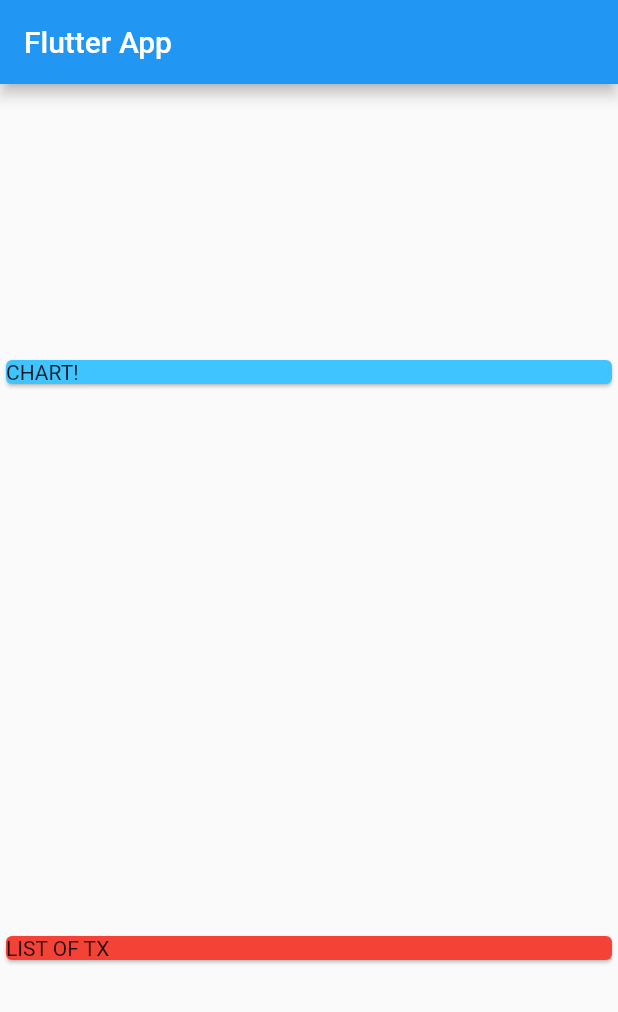
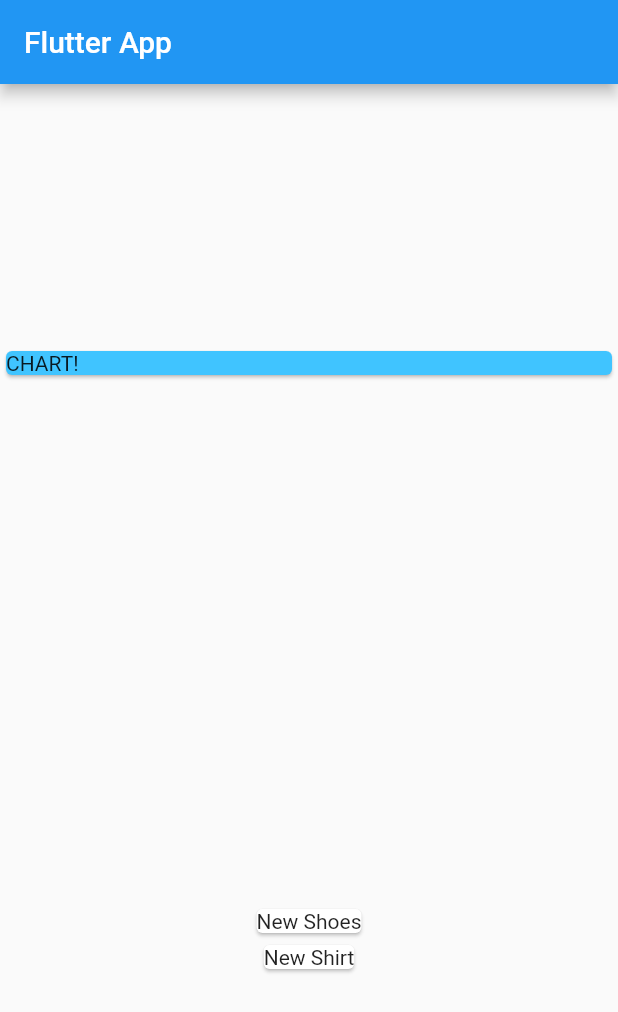
Before and after one commit to Linkonsq/Personal-Expenses, a Flutter app: the screen it shows after launch, on a phone screen of 412 x 824 dp. Shown: the top 1012 px of the screen. Run offline on Flutter 3.47's test engine with Material 2 defaults, Android fonts, the phone set to English and light mode, and no system bars.

Commit message:
Map transactions data

```diff
--- a/lib/main.dart
+++ b/lib/main.dart
@@ -47,10 +47,13 @@ class MyHomePage extends StatelessWidget {
               child: Text('CHART!'),
             ),
           ),
-          Card(
-            color: Colors.red,
-            child: Text('LIST OF TX'),
-          ),
+          Column(
+            children: transactions.map((transaction) {
+              return Card(
+                child: Text(transaction.title),
+              );
+            }).toList(),
+          )
         ],
       ),
     );
```
